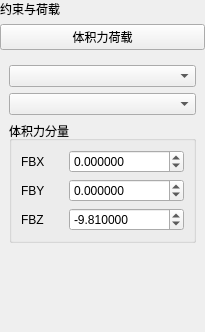
Above: plugins/Base_PhysicalField/BodyForcePage.ui from asd977/base_cae before the change. Below: the same form after it.
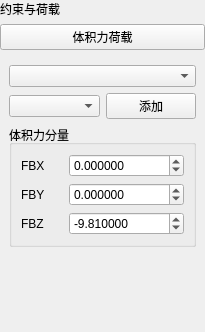
That is the form after the change. Custom widgets are drawn as their Qt base class.

Commit message: Move physical field batch-add buttons into UI layouts

Diff of the .ui file:
```diff
--- a/plugins/Base_PhysicalField/BodyForcePage.ui
+++ b/plugins/Base_PhysicalField/BodyForcePage.ui
@@ -56,7 +56,18 @@
     <widget class="CustomComboBox" name="comboBoxDim" />
    </item>
    <item>
-    <widget class="CustomComboBox" name="comboBoxGroup" />
+        <layout class="QHBoxLayout" name="horizontalLayoutGroupSelect">
+     <item>
+      <widget class="CustomComboBox" name="comboBoxGroup" />
+     </item>
+     <item>
+      <widget class="QPushButton" name="btnBatchAdd">
+       <property name="text">
+        <string>添加</string>
+       </property>
+      </widget>
+     </item>
+    </layout>
    </item>
    <item>
     <widget class="QGroupBox" name="groupBox">
```
The commit also changes 19 other files.
